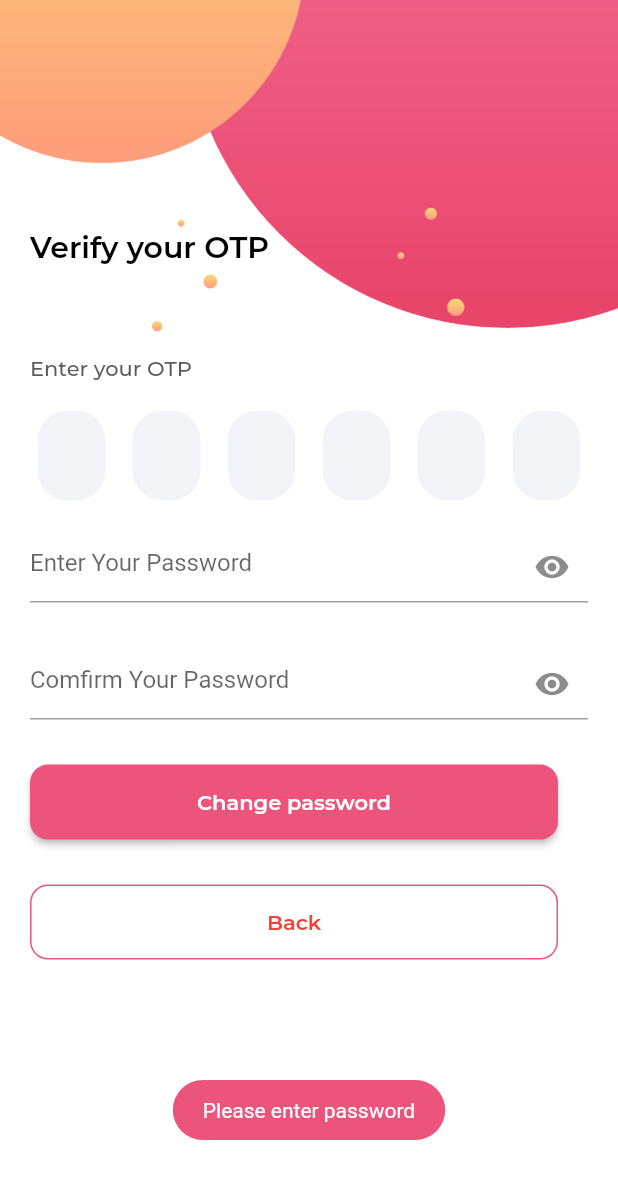
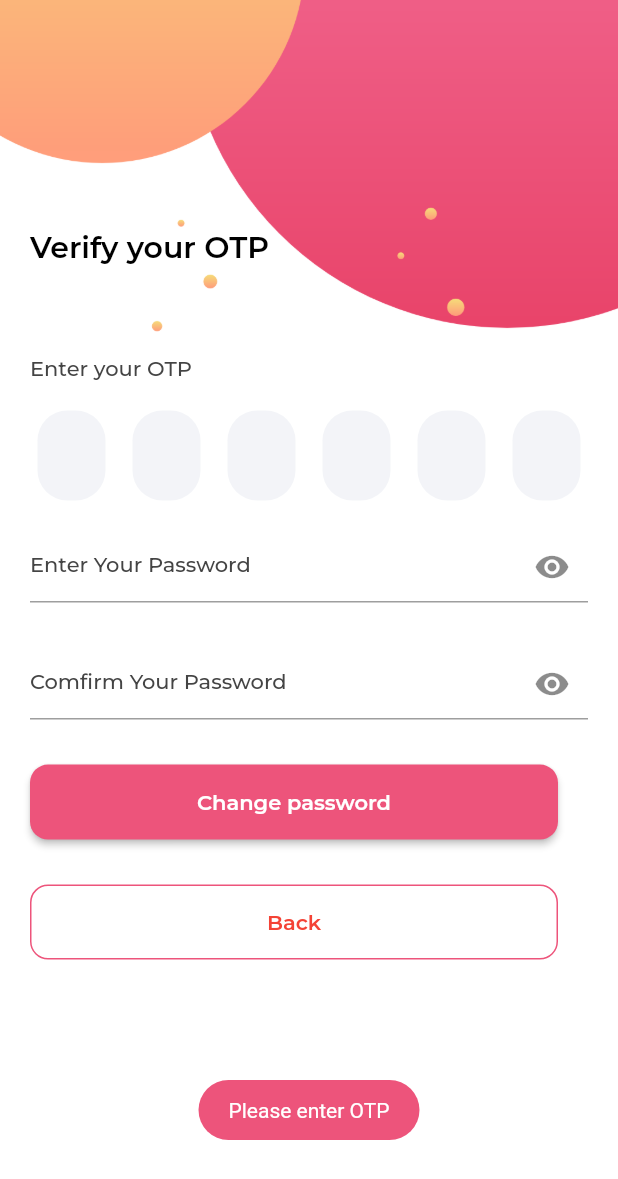
Before and after one commit to sublime-rawking/bandhu, a Flutter app: the ResetPassword screen opened directly with empty values, after a tap on "Change password", on a phone screen of 412 x 824 dp. Shown: the top 1179 px of the screen. Run offline on Flutter 3.47's test engine with Material 2 defaults, Android fonts, the phone set to English and light mode, and no system bars; drawn by our look-alikes of pinput; our stand-ins replace dio, expandable, file_picker, flutter_native_splash, flutter_riverpod, fluttertoast and 5 more; missing offline and left inert: easy_image_viewer, page_animation_transition, syncfusion_flutter_pdfviewer; accounts and stored records are empty.

Commit message:
otp message fixed

```diff
--- a/lib/api/auth_api.dart
+++ b/lib/api/auth_api.dart
@@ -1,6 +1,5 @@
 // ignore_for_file: use_build_context_synchronously
 import 'dart:convert';
-import 'dart:developer';
 import 'package:bandhu/constant/variables.dart';
 import 'package:bandhu/main.dart';
 import 'package:bandhu/model/user_model.dart';
@@ -343,7 +342,6 @@ class Auth {
       required String otp,
       required String password}) async {
     try {
-      log("email : $email, otp : $otp, password : $password");
       var formData =
           FormData.fromMap({"email": email, "otp": otp, "password": password});
       var res = await dio.post("$baseUrl/Api/verificationotp", data: formData);
--- a/lib/screens/authscreen/forgetpassword.dart
+++ b/lib/screens/authscreen/forgetpassword.dart
@@ -170,6 +170,21 @@ class _ResetPasswordState extends ConsumerState<ResetPassword> {
   final TextEditingController otpContollerProvider = TextEditingController();
 
   onPressSubmit() async {
+    if (otpContollerProvider.text.isEmpty ||
+        otpContollerProvider.text.length < 6) {
+      Fluttertoast.showToast(
+        msg: otpContollerProvider.text.length < 6 &&
+                otpContollerProvider.text.isNotEmpty
+            ? 'Please enter OTP properly'
+            : 'Please enter OTP',
+        toastLength: Toast.LENGTH_SHORT,
+        gravity: ToastGravity.BOTTOM,
+        timeInSecForIosWeb: 1,
+        backgroundColor: colorPrimary,
+        textColor: white,
+      );
+      return;
+    }
     if (passwordController.text.isEmpty) {
       Fluttertoast.showToast(
         msg: 'Please enter password',
@@ -201,19 +216,9 @@ class _ResetPasswordState extends ConsumerState<ResetPassword> {
         backgroundColor: colorPrimary,
         textColor: white,
       );
-    }
-    if (otpContollerProvider.text.isEmpty ||
-        otpContollerProvider.text.length < 6) {
-      Fluttertoast.showToast(
-        msg: 'Please enter otp properly',
-        toastLength: Toast.LENGTH_SHORT,
-        gravity: ToastGravity.BOTTOM,
-        timeInSecForIosWeb: 1,
-        backgroundColor: colorPrimary,
-        textColor: white,
-      );
       return;
     }
+
     await Auth()
         .verifyOTP(
             email: widget.email,
@@ -292,7 +297,7 @@ class _ResetPasswordState extends ConsumerState<ResetPassword> {
                           child: Text(
                             'Enter your OTP',
                             style: fontMedium14.copyWith(
-                              color: const Color(0xFF5A5A5A),
+                              color: const Color.fromARGB(255, 68, 68, 68),
                             ),
                           ),
                         ),
@@ -316,6 +321,9 @@ class _ResetPasswordState extends ConsumerState<ResetPassword> {
                         TextField(
                           controller: passwordController,
                           decoration: InputDecoration(
+                            hintStyle: fontMedium14.copyWith(
+                              color: const Color.fromARGB(255, 68, 68, 68),
+                            ),
                             hintText: "Enter Your Password",
                             suffixIcon: IconButton(
                               icon: Icon(
@@ -335,6 +343,9 @@ class _ResetPasswordState extends ConsumerState<ResetPassword> {
                           controller: conPasswordController,
                           decoration: InputDecoration(
                             hintText: "Comfirm Your Password",
+                            hintStyle: fontMedium14.copyWith(
+                              color: const Color.fromARGB(255, 68, 68, 68),
+                            ),
                             suffixIcon: IconButton(
                               icon: Icon(
                                 isConObscured
```
